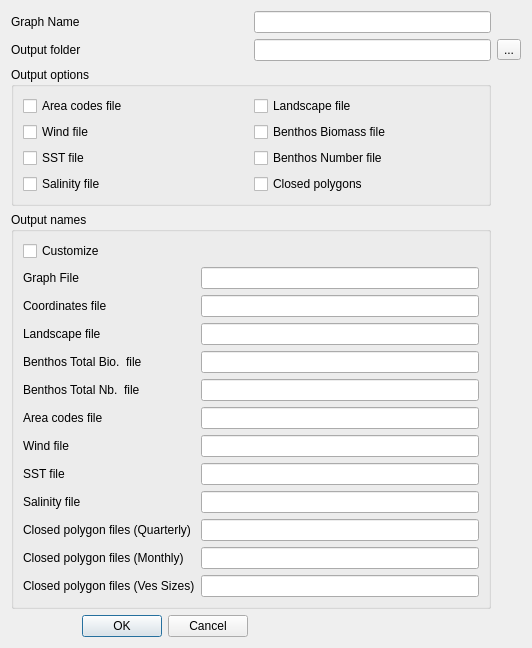
Above: qtgui/savegraphdialog.ui from frabas/DISPLACE_GUI before the change. Below: the same form after it.
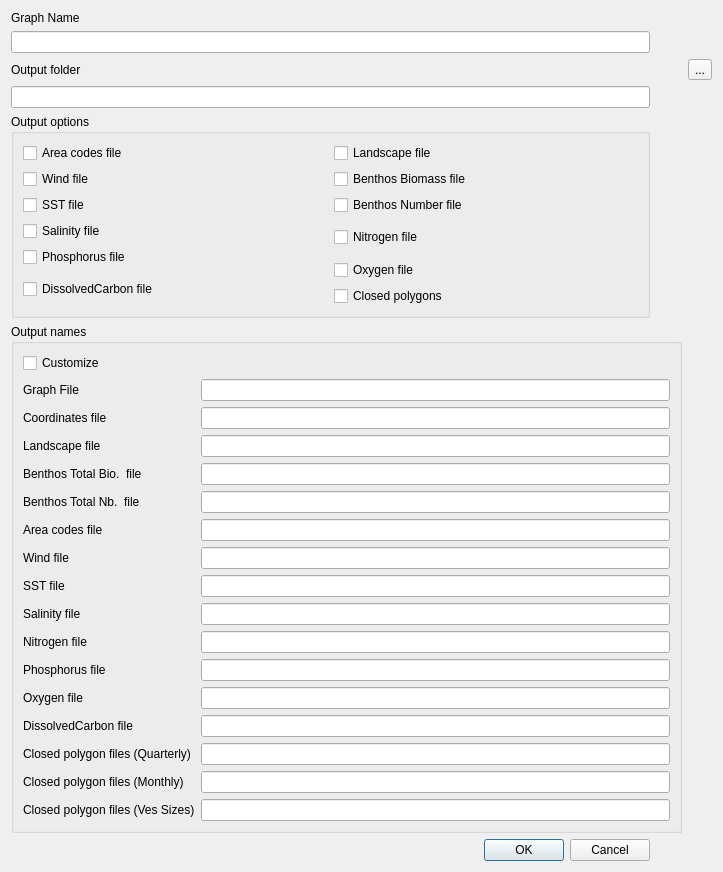
That is the form after the change.

Commit message: Adding new env forcing layers (Nitrogen, Phosphorus, Oxygen, DissolvedCarbon) ...(should be added to all graphs for backcompatibilty)

```diff
--- a/qtgui/savegraphdialog.ui
+++ b/qtgui/savegraphdialog.ui
@@ -6,42 +6,15 @@
    <rect>
     <x>0</x>
     <y>0</y>
-    <width>532</width>
-    <height>614</height>
+    <width>723</width>
+    <height>846</height>
    </rect>
   </property>
   <property name="windowTitle">
    <string>Dialog</string>
   </property>
   <layout class="QGridLayout" name="gridLayout_3">
-   <item row="0" column="0">
-    <widget class="QLabel" name="label">
-     <property name="text">
-      <string>Graph Name</string>
-     </property>
-    </widget>
-   </item>
-   <item row="0" column="1">
-    <widget class="QLineEdit" name="graphName"/>
-   </item>
-   <item row="1" column="0">
-    <widget class="QLabel" name="label_2">
-     <property name="text">
-      <string>Output folder</string>
-     </property>
-    </widget>
-   </item>
-   <item row="1" column="1">
-    <widget class="QLineEdit" name="outputFolder"/>
-   </item>
-   <item row="1" column="2">
-    <widget class="QToolButton" name="cmdBrowse">
-     <property name="text">
-      <string>...</string>
-     </property>
-    </widget>
-   </item>
-   <item row="2" column="0" colspan="2">
+   <item row="4" column="0">
     <widget class="QGroupBox" name="groupBox">
      <property name="title">
       <string>Output options</string>
@@ -96,7 +69,35 @@
         </property>
        </widget>
       </item>
-      <item row="3" column="1">
+      <item row="3" column="1" rowspan="2">
+       <widget class="QCheckBox" name="optNitrogen">
+        <property name="text">
+         <string>Nitrogen file</string>
+        </property>
+       </widget>
+      </item>
+      <item row="4" column="0" rowspan="2">
+       <widget class="QCheckBox" name="optPhosphorus">
+        <property name="text">
+         <string>Phosphorus file</string>
+        </property>
+       </widget>
+      </item>
+      <item row="5" column="1" rowspan="2">
+       <widget class="QCheckBox" name="optOxygen">
+        <property name="text">
+         <string>Oxygen file</string>
+        </property>
+       </widget>
+      </item>
+      <item row="6" column="0" rowspan="2">
+       <widget class="QCheckBox" name="optDissolvedCarbon">
+        <property name="text">
+         <string>DissolvedCarbon file</string>
+        </property>
+       </widget>
+      </item>
+      <item row="7" column="1">
        <widget class="QCheckBox" name="optClosedPoly">
         <property name="text">
          <string>Closed polygons</string>
@@ -106,16 +107,19 @@
      </layout>
     </widget>
    </item>
-   <item row="3" column="0" colspan="2">
+   <item row="5" column="0" rowspan="2" colspan="3">
     <widget class="QGroupBox" name="groupBox_2">
      <property name="title">
       <string>Output names</string>
      </property>
      <layout class="QGridLayout" name="gridLayout">
-      <item row="0" column="0">
-       <widget class="QCheckBox" name="optCustomize">
+      <item row="2" column="1">
+       <widget class="QLineEdit" name="coordFileName"/>
+      </item>
+      <item row="3" column="0">
+       <widget class="QLabel" name="label_5">
         <property name="text">
-         <string>Customize</string>
+         <string>Landscape file</string>
         </property>
        </widget>
       </item>
@@ -126,6 +130,13 @@
         </property>
        </widget>
       </item>
+      <item row="0" column="0">
+       <widget class="QCheckBox" name="optCustomize">
+        <property name="text">
+         <string>Customize</string>
+        </property>
+       </widget>
+      </item>
       <item row="1" column="1">
        <widget class="QLineEdit" name="graphFileName"/>
       </item>
@@ -136,18 +147,25 @@
         </property>
        </widget>
       </item>
-      <item row="2" column="1">
-       <widget class="QLineEdit" name="coordFileName"/>
+      <item row="10" column="1">
+       <widget class="QLineEdit" name="NitrogenFileName"/>
       </item>
-      <item row="3" column="0">
-       <widget class="QLabel" name="label_5">
+      <item row="12" column="0">
+       <widget class="QLabel" name="label_17">
         <property name="text">
-         <string>Landscape file</string>
+         <string>Oxygen file</string>
         </property>
        </widget>
       </item>
-      <item row="3" column="1">
-       <widget class="QLineEdit" name="landscapeFileName"/>
+      <item row="15" column="0">
+       <widget class="QLabel" name="label_8">
+        <property name="text">
+         <string>Closed polygon files (Monthly)</string>
+        </property>
+       </widget>
+      </item>
+      <item row="4" column="1">
+       <widget class="QLineEdit" name="benthosFileName"/>
       </item>
       <item row="4" column="0">
        <widget class="QLabel" name="label_10">
@@ -156,8 +174,8 @@
         </property>
        </widget>
       </item>
-      <item row="4" column="1">
-       <widget class="QLineEdit" name="benthosFileName"/>
+      <item row="6" column="1">
+       <widget class="QLineEdit" name="areaCodeFileName"/>
       </item>
       <item row="5" column="0">
        <widget class="QLabel" name="label_11">
@@ -166,83 +184,119 @@
         </property>
        </widget>
       </item>
-      <item row="5" column="1">
-       <widget class="QLineEdit" name="benthosNbFileName"/>
-      </item>
-      <item row="6" column="0">
-       <widget class="QLabel" name="label_14">
-        <property name="text">
-         <string>Area codes file</string>
-        </property>
-       </widget>
-      </item>
-      <item row="6" column="1">
-       <widget class="QLineEdit" name="areaCodeFileName"/>
-      </item>
-      <item row="7" column="0">
-       <widget class="QLabel" name="label_13">
-        <property name="text">
-         <string>Wind file</string>
-        </property>
-       </widget>
-      </item>
-      <item row="7" column="1">
-       <widget class="QLineEdit" name="windFileName"/>
-      </item>
-      <item row="8" column="0">
-       <widget class="QLabel" name="label_12">
-        <property name="text">
-         <string>SST file</string>
-        </property>
-       </widget>
-      </item>
       <item row="8" column="1">
        <widget class="QLineEdit" name="sstFileName"/>
       </item>
-      <item row="9" column="0">
-       <widget class="QLabel" name="label_6">
-        <property name="text">
-         <string>Salinity file</string>
-        </property>
-       </widget>
-      </item>
       <item row="9" column="1">
        <widget class="QLineEdit" name="salinityFileName"/>
       </item>
-      <item row="10" column="0">
+      <item row="12" column="1">
+       <widget class="QLineEdit" name="OxygenFileName"/>
+      </item>
+      <item row="13" column="0">
+       <widget class="QLabel" name="label_18">
+        <property name="text">
+         <string>DissolvedCarbon file</string>
+        </property>
+       </widget>
+      </item>
+      <item row="6" column="0">
+       <widget class="QLabel" name="label_14">
+        <property name="text">
+         <string>Area codes file</string>
+        </property>
+       </widget>
+      </item>
+      <item row="13" column="1">
+       <widget class="QLineEdit" name="DissolvedCarbonFileName"/>
+      </item>
+      <item row="14" column="0">
        <widget class="QLabel" name="label_7">
         <property name="text">
          <string>Closed polygon files (Quarterly)</string>
         </property>
        </widget>
       </item>
-      <item row="10" column="1">
-       <widget class="QLineEdit" name="closedPolyFilename"/>
-      </item>
-      <item row="11" column="0">
-       <widget class="QLabel" name="label_8">
-        <property name="text">
-         <string>Closed polygon files (Monthly)</string>
-        </property>
-       </widget>
-      </item>
-      <item row="11" column="1">
-       <widget class="QLineEdit" name="closedPolyFilename_Months"/>
-      </item>
-      <item row="12" column="0">
+      <item row="16" column="0">
        <widget class="QLabel" name="label_9">
         <property name="text">
          <string>Closed polygon files (Ves Sizes)</string>
         </property>
        </widget>
       </item>
-      <item row="12" column="1">
+      <item row="16" column="1">
        <widget class="QLineEdit" name="closedPolyFilename_VesSize"/>
       </item>
+      <item row="9" column="0">
+       <widget class="QLabel" name="label_6">
+        <property name="text">
+         <string>Salinity file</string>
+        </property>
+       </widget>
+      </item>
+      <item row="7" column="1">
+       <widget class="QLineEdit" name="windFileName"/>
+      </item>
+      <item row="8" column="0">
+       <widget class="QLabel" name="label_12">
+        <property name="text">
+         <string>SST file</string>
+        </property>
+       </widget>
+      </item>
+      <item row="5" column="1">
+       <widget class="QLineEdit" name="benthosNbFileName"/>
+      </item>
+      <item row="10" column="0">
+       <widget class="QLabel" name="label_15">
+        <property name="text">
+         <string>Nitrogen file</string>
+        </property>
+       </widget>
+      </item>
+      <item row="3" column="1">
+       <widget class="QLineEdit" name="landscapeFileName"/>
+      </item>
+      <item row="11" column="0">
+       <widget class="QLabel" name="label_16">
+        <property name="text">
+         <string>Phosphorus file</string>
+        </property>
+       </widget>
+      </item>
+      <item row="7" column="0">
+       <widget class="QLabel" name="label_13">
+        <property name="text">
+         <string>Wind file</string>
+        </property>
+       </widget>
+      </item>
+      <item row="11" column="1">
+       <widget class="QLineEdit" name="PhosphorusFileName"/>
+      </item>
+      <item row="14" column="1">
+       <widget class="QLineEdit" name="closedPolyFilename"/>
+      </item>
+      <item row="15" column="1">
+       <widget class="QLineEdit" name="closedPolyFilename_Months"/>
+      </item>
      </layout>
     </widget>
    </item>
-   <item row="4" column="0">
+   <item row="0" column="0">
+    <widget class="QLabel" name="label">
+     <property name="text">
+      <string>Graph Name</string>
+     </property>
+    </widget>
+   </item>
+   <item row="3" column="0">
+    <widget class="QLineEdit" name="outputFolder"/>
+   </item>
+   <item row="1" column="0">
+    <widget class="QLineEdit" name="graphName"/>
+   </item>
+   <item row="6" column="2">
     <spacer name="verticalSpacer">
      <property name="orientation">
       <enum>Qt::Vertical</enum>
@@ -255,7 +309,21 @@
      </property>
     </spacer>
    </item>
-   <item row="6" column="0">
+   <item row="2" column="0">
+    <widget class="QLabel" name="label_2">
+     <property name="text">
+      <string>Output folder</string>
+     </property>
+    </widget>
+   </item>
+   <item row="2" column="4">
+    <widget class="QToolButton" name="cmdBrowse">
+     <property name="text">
+      <string>...</string>
+     </property>
+    </widget>
+   </item>
+   <item row="7" column="0">
     <widget class="QDialogButtonBox" name="buttonBox">
      <property name="orientation">
       <enum>Qt::Horizontal</enum>
```
The commit also changes 19 other files.
